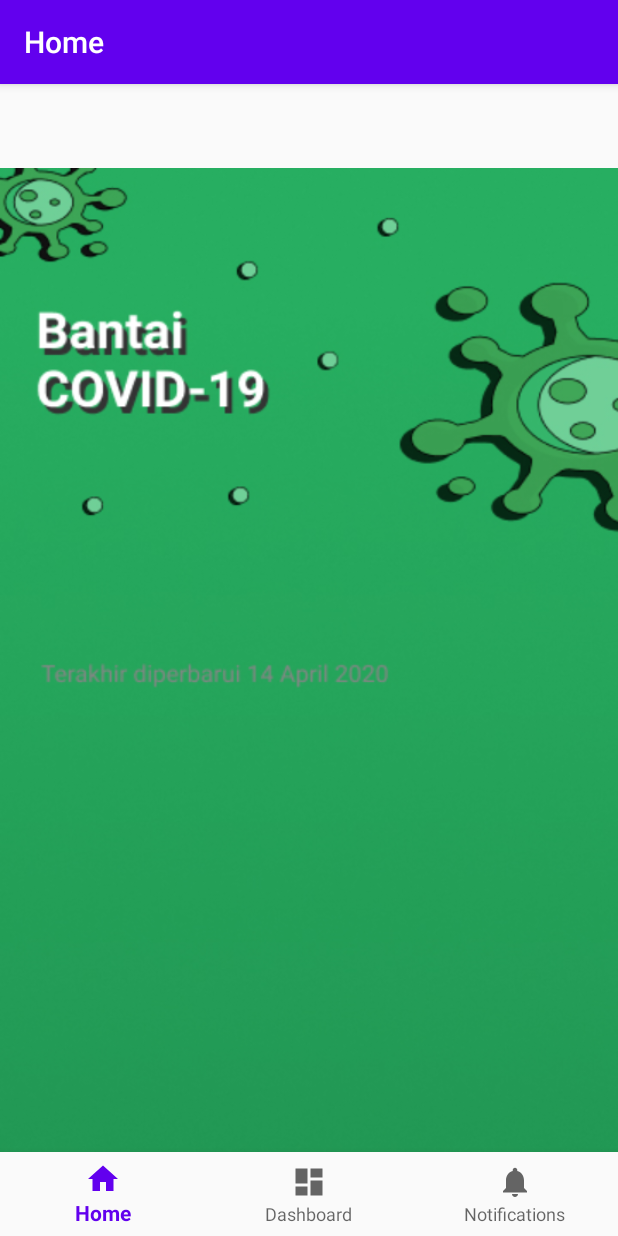
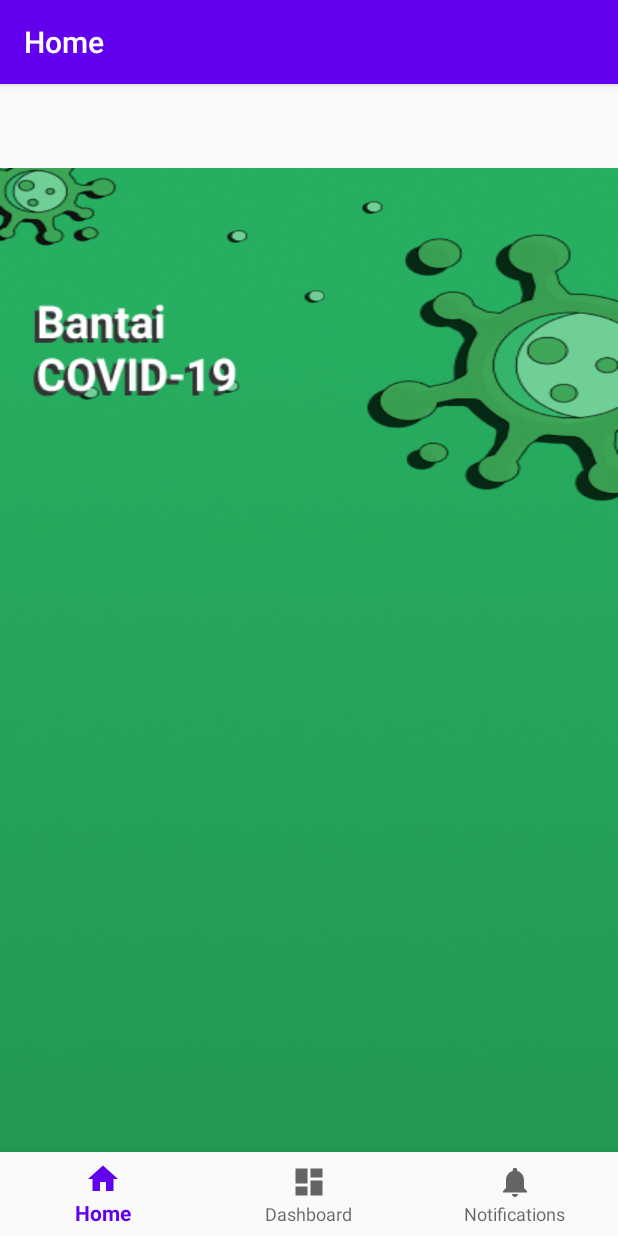
Before and after one commit to Presinutri/Bantai_COVID-19, an Android app: the screen it shows after launch (MainActivity), on a phone screen of 412 x 824 dp. Run offline under Robolectric (Android 15) with nearby library versions, the phone set to English and light mode, and no system bars; our stand-ins replace navigation-ui; 2 statements that could not run were skipped.

Commit message:
add title

```diff
--- a/app/src/main/res/drawable-v24/ic_launcher_foreground.xml
+++ b/app/src/main/res/drawable-v24/ic_launcher_foreground.xml
@@ -4,13 +4,14 @@
     android:height="108dp"
     android:viewportWidth="108"
     android:viewportHeight="108">
-    <path android:pathData="M31,63.928c0,0 6.4,-11 12.1,-13.1c7.2,-2.6 26,-1.4 26,-1.4l38.1,38.1L107,108.928l-32,-1L31,63.928z">
+    <path
+        android:pathData="M31,63.928c0,0 6.4,-11 12.1,-13.1c7.2,-2.6 26,-1.4 26,-1.4l38.1,38.1L107,108.928l-32,-1L31,63.928z">
         <aapt:attr name="android:fillColor">
             <gradient
+                android:startY="49.59793"
+                android:startX="42.9492"
+                android:endY="92.4963"
                 android:endX="85.84757"
-                android:endY="92.4963"
-                android:startX="42.9492"
-                android:startY="49.59793"
                 android:type="linear">
                 <item
                     android:color="#44000000"
@@ -22,9 +23,9 @@
         </aapt:attr>
     </path>
     <path
+        android:pathData="M65.3,45.828l3.8,-6.6c0.2,-0.4 0.1,-0.9 -0.3,-1.1c-0.4,-0.2 -0.9,-0.1 -1.1,0.3l-3.9,6.7c-6.3,-2.8 -13.4,-2.8 -19.7,0l-3.9,-6.7c-0.2,-0.4 -0.7,-0.5 -1.1,-0.3C38.8,38.328 38.7,38.828 38.9,39.228l3.8,6.6C36.2,49.428 31.7,56.028 31,63.928h46C76.3,56.028 71.8,49.428 65.3,45.828zM43.4,57.328c-0.8,0 -1.5,-0.5 -1.8,-1.2c-0.3,-0.7 -0.1,-1.5 0.4,-2.1c0.5,-0.5 1.4,-0.7 2.1,-0.4c0.7,0.3 1.2,1 1.2,1.8C45.3,56.528 44.5,57.328 43.4,57.328L43.4,57.328zM64.6,57.328c-0.8,0 -1.5,-0.5 -1.8,-1.2s-0.1,-1.5 0.4,-2.1c0.5,-0.5 1.4,-0.7 2.1,-0.4c0.7,0.3 1.2,1 1.2,1.8C66.5,56.528 65.6,57.328 64.6,57.328L64.6,57.328z"
         android:fillColor="#FFFFFF"
         android:fillType="nonZero"
-        android:pathData="M65.3,45.828l3.8,-6.6c0.2,-0.4 0.1,-0.9 -0.3,-1.1c-0.4,-0.2 -0.9,-0.1 -1.1,0.3l-3.9,6.7c-6.3,-2.8 -13.4,-2.8 -19.7,0l-3.9,-6.7c-0.2,-0.4 -0.7,-0.5 -1.1,-0.3C38.8,38.328 38.7,38.828 38.9,39.228l3.8,6.6C36.2,49.428 31.7,56.028 31,63.928h46C76.3,56.028 71.8,49.428 65.3,45.828zM43.4,57.328c-0.8,0 -1.5,-0.5 -1.8,-1.2c-0.3,-0.7 -0.1,-1.5 0.4,-2.1c0.5,-0.5 1.4,-0.7 2.1,-0.4c0.7,0.3 1.2,1 1.2,1.8C45.3,56.528 44.5,57.328 43.4,57.328L43.4,57.328zM64.6,57.328c-0.8,0 -1.5,-0.5 -1.8,-1.2s-0.1,-1.5 0.4,-2.1c0.5,-0.5 1.4,-0.7 2.1,-0.4c0.7,0.3 1.2,1 1.2,1.8C66.5,56.528 65.6,57.328 64.6,57.328L64.6,57.328z"
         android:strokeWidth="1"
-        android:strokeColor="#00000000" />
+        android:strokeColor="#00000000"/>
 </vector>
--- a/app/src/main/res/layout/fragment_home.xml
+++ b/app/src/main/res/layout/fragment_home.xml
@@ -6,7 +6,19 @@
     android:layout_width="match_parent"
     android:layout_height="match_parent"
     tools:context=".ui.home.HomeFragment"
-    android:background="@drawable/home">
+    android:background="@drawable/beranda">
 
+    <LinearLayout
+        android:id="@+id/judul"
+        android:layout_width="wrap_content"
+        android:layout_height="wrap_content">
+
+        <ImageView
+            android:layout_width="wrap_content"
+            android:layout_height="wrap_content"
+            android:layout_marginTop="85dp"
+            android:layout_marginLeft="21dp"
+            android:src="@drawable/judul"/>
+    </LinearLayout>
 
 </ScrollView>
--- a/app/src/main/res/mipmap-anydpi-v26/ic_launcher.xml
+++ b/app/src/main/res/mipmap-anydpi-v26/ic_launcher.xml
@@ -1,5 +1,5 @@
 <?xml version="1.0" encoding="utf-8"?>
 <adaptive-icon xmlns:android="http://schemas.android.com/apk/res/android">
-    <background android:drawable="@drawable/ic_launcher_background" />
-    <foreground android:drawable="@drawable/ic_launcher_foreground" />
+    <background android:drawable="@drawable/ic_launcher_background"/>
+    <foreground android:drawable="@drawable/ic_launcher_foreground"/>
 </adaptive-icon>
--- a/app/src/main/res/mipmap-anydpi-v26/ic_launcher_round.xml
+++ b/app/src/main/res/mipmap-anydpi-v26/ic_launcher_round.xml
@@ -1,5 +1,5 @@
 <?xml version="1.0" encoding="utf-8"?>
 <adaptive-icon xmlns:android="http://schemas.android.com/apk/res/android">
-    <background android:drawable="@drawable/ic_launcher_background" />
-    <foreground android:drawable="@drawable/ic_launcher_foreground" />
+    <background android:drawable="@drawable/ic_launcher_background"/>
+    <foreground android:drawable="@drawable/ic_launcher_foreground"/>
 </adaptive-icon>
```
Also changed, not shown: app/src/main/beranda-playstore.png (added), app/src/main/ic_launcher-playstore.png (added), app/src/main/res/drawable/beranda.jpg (added), app/src/main/res/drawable/home.jpg (deleted), app/src/main/res/drawable/judul.png (added), app/src/main/res/mipmap-hdpi/ic_launcher.png, app/src/main/res/mipmap-hdpi/ic_launcher_round.png, app/src/main/res/mipmap-mdpi/ic_launcher.png, app/src/main/res/mipmap-mdpi/ic_launcher_round.png, app/src/main/res/mipmap-xhdpi/ic_launcher.png, app/src/main/res/mipmap-xhdpi/ic_launcher_round.png, app/src/main/res/mipmap-xxhdpi/ic_launcher.png, app/src/main/res/mipmap-xxhdpi/ic_launcher_round.png, app/src/main/res/mipmap-xxxhdpi/ic_launcher.png, 1 more files.
